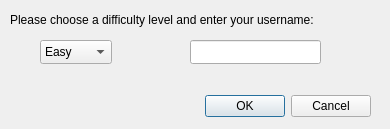
First picture: the form in IntroDialog.ui, repository CarsonV/MathQuizGenerator, before the edit.
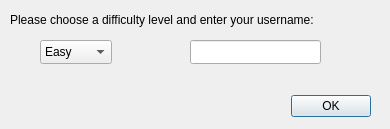
Second picture: the form after the edit.

```diff
--- a/IntroDialog.ui
+++ b/IntroDialog.ui
@@ -49,13 +49,6 @@
       </property>
      </widget>
     </item>
-    <item>
-     <widget class="QPushButton" name="cancelButton">
-      <property name="text">
-       <string>Cancel</string>
-      </property>
-     </widget>
-    </item>
    </layout>
   </widget>
   <widget class="QComboBox" name="difficultyBox">
```
Left out of the diff: 16 changed lines with no effect on the pictures.
